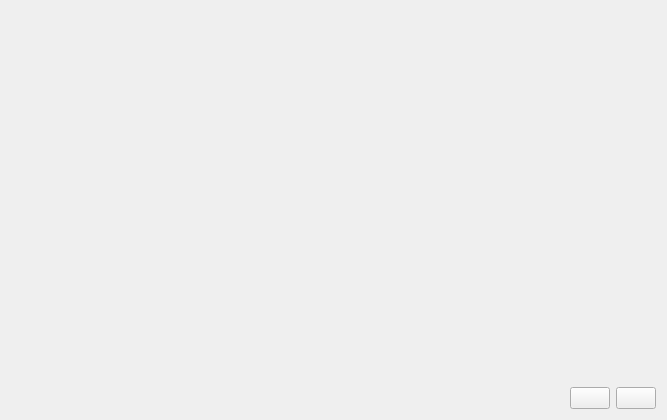
AloshkaD/human_machine_interface, file human_machine_interface/src/view/ui/maincameraoption.ui: the form before one commit.
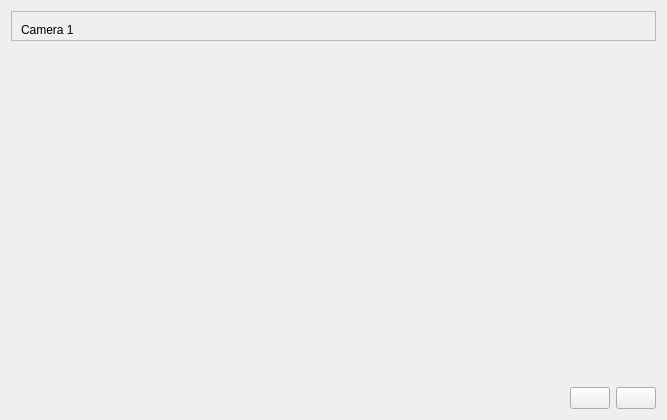
The form after the commit. Icons and pictures are not drawn.

Diff of the .ui file:
```diff
--- a/human_machine_interface/src/view/ui/maincameraoption.ui
+++ b/human_machine_interface/src/view/ui/maincameraoption.ui
@@ -31,10 +31,16 @@
        <verstretch>0</verstretch>
       </sizepolicy>
      </property>
+     <property name="minimumSize">
+      <size>
+       <width>0</width>
+       <height>30</height>
+      </size>
+     </property>
      <property name="maximumSize">
       <size>
        <width>16777215</width>
-       <height>20</height>
+       <height>30</height>
       </size>
      </property>
      <property name="frameShape">
@@ -47,8 +53,8 @@
       <property name="geometry">
        <rect>
         <x>10</x>
-        <y>0</y>
-        <width>67</width>
+        <y>10</y>
+        <width>64</width>
         <height>17</height>
        </rect>
       </property>
```
Left out of the diff: 2 changed lines with no effect on the pictures.
